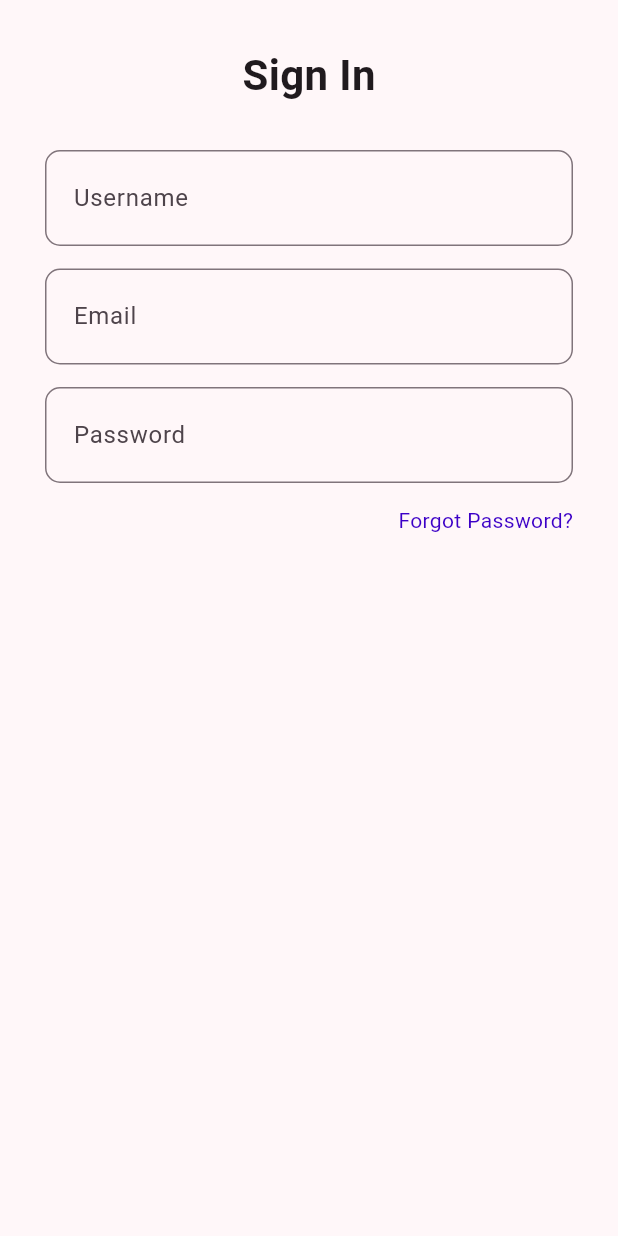
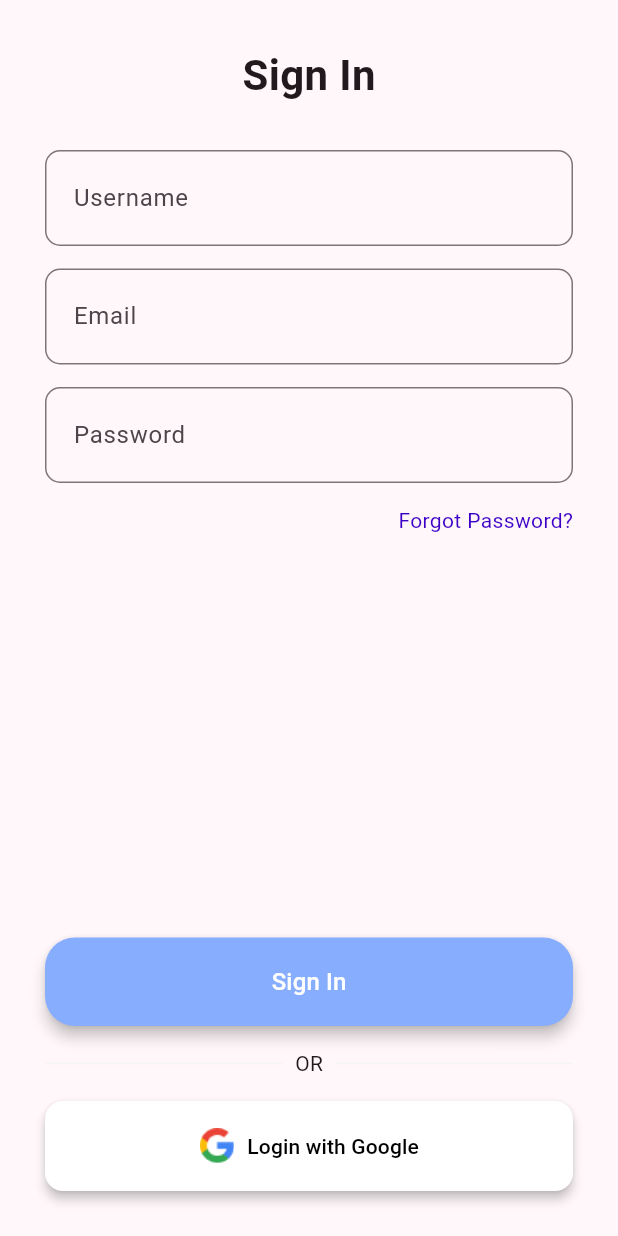
Before and after one commit to aureliazahra/navigation-tugas-project, a Flutter app: the screen it shows after launch, on a phone screen of 412 x 824 dp. Run offline on Flutter 3.47's test engine with Material 3 defaults, Android fonts, the phone set to English and light mode, and no system bars.

Commit message:
login page done

```diff
--- a/lib/pages/login_page.dart
+++ b/lib/pages/login_page.dart
@@ -8,59 +8,124 @@ class LoginPage extends StatelessWidget {
     return Scaffold(
       body: Center(
         child: Padding(
-          padding: EdgeInsets.all(30),
+          padding: const EdgeInsets.all(30),
           child: Column(
             children: [
-              Text(
+              const Text(
                 "Sign In",
                 style: TextStyle(
                   fontSize: 28,
                   fontWeight: FontWeight.bold,
                 ),
               ),
-              SizedBox(height: 30,),
+              const SizedBox(height: 30),
               TextFormField(
                 decoration: InputDecoration(
                   hintText: 'Username',
-                  border:  OutlineInputBorder(
+                  border: OutlineInputBorder(
                     borderRadius: BorderRadius.circular(10),
                   ),
                   contentPadding: const EdgeInsets.symmetric(
-                    vertical: 20.0, horizontal: 15.0
-                  ),
+                      vertical: 20.0, horizontal: 15.0),
                 ),
               ),
-              SizedBox(height: 15),
+              const SizedBox(height: 15),
               TextFormField(
                 decoration: InputDecoration(
                   hintText: 'Email',
-                  border:  OutlineInputBorder(
+                  border: OutlineInputBorder(
                     borderRadius: BorderRadius.circular(10),
                   ),
                   contentPadding: const EdgeInsets.symmetric(
-                    vertical: 20.0, horizontal: 15.0
-                  ),
+                      vertical: 20.0, horizontal: 15.0),
                 ),
               ),
-              SizedBox(height: 15),
+              const SizedBox(height: 15),
               TextFormField(
                 decoration: InputDecoration(
                   hintText: 'Password',
-                  border:  OutlineInputBorder(
+                  border: OutlineInputBorder(
                     borderRadius: BorderRadius.circular(10),
                   ),
                   contentPadding: const EdgeInsets.symmetric(
-                    vertical: 20.0, horizontal: 15.0
-                  ),
+                      vertical: 20.0, horizontal: 15.0),
                 ),
               ),
-              const SizedBox(height: 15,),
+              const SizedBox(height: 15),
               const Align(
                 alignment: Alignment.centerRight,
                 child: Text(
                   "Forgot Password?",
-                  style: TextStyle(color: Color.fromARGB(255, 60, 0, 199))),
+                  style: TextStyle(color: Color.fromARGB(255, 60, 0, 199)),
                 ),
+              ),
+              const Spacer(),
+              ElevatedButton(
+                onPressed: () {},
+                style: ElevatedButton.styleFrom(
+                  backgroundColor: const Color(0xFF87ADFF),
+                  shape: RoundedRectangleBorder(
+                    borderRadius: BorderRadius.circular(20),
+                  ),
+                  padding: const EdgeInsets.symmetric(vertical: 18),
+                  elevation: 4,
+                ),
+                child: const Center(
+                  child: Text(
+                    'Sign In',
+                    style: TextStyle(
+                      color: Colors.white,
+                      fontSize: 16,
+                    ),
+                  ),
+                ),
+              ),
+              const SizedBox(height: 15),
+              Row(
+                children: [
+                  Expanded(
+                    child: Divider(
+                      thickness: 1,
+                      color: Colors.grey[100],
+                    ),
+                  ),
+                  const Padding(
+                    padding: EdgeInsets.symmetric(horizontal: 8.0),
+                    child: Text("OR"),
+                  ),
+                  Expanded(
+                    child: Divider(
+                      thickness: 1,
+                      color: Colors.grey[100],
+                    ),
+                  ),
+                ],
+              ),
+              const SizedBox(height: 15),
+
+              SizedBox(
+                width: double.infinity,
+                child: ElevatedButton.icon(
+                  onPressed: () {},
+                  icon: Image.asset(
+                    "assets/images/google.png",
+                    height: 24,
+                    width: 24,
+                  ),
+                  label: const Text(
+                    'Login with Google',
+                    style: TextStyle(color: Colors.black),
+                  ),
+                  style: ElevatedButton.styleFrom(
+                    backgroundColor: Colors.white,
+                    elevation: 3,
+                    padding: const EdgeInsets.symmetric(vertical: 18),
+                    shape: RoundedRectangleBorder(
+                      borderRadius: BorderRadius.circular(12),
+                    ),
+                  ),
+                ),
+              ),
             ],
           ),
         ),
--- a/pubspec.yaml
+++ b/pubspec.yaml
@@ -58,8 +58,8 @@ flutter:
   uses-material-design: true
 
   # To add assets to your application, add an assets section, like this:
-  # assets:
-  #   - images/a_dot_burr.jpeg
+  assets:
+    - assets/images/
   #   - images/a_dot_ham.jpeg
 
   # An image asset can refer to one or more resolution-specific "variants", see
```
Also changed, not shown: assets/images/google.png (added), assets/images/profile.jpg (added).
